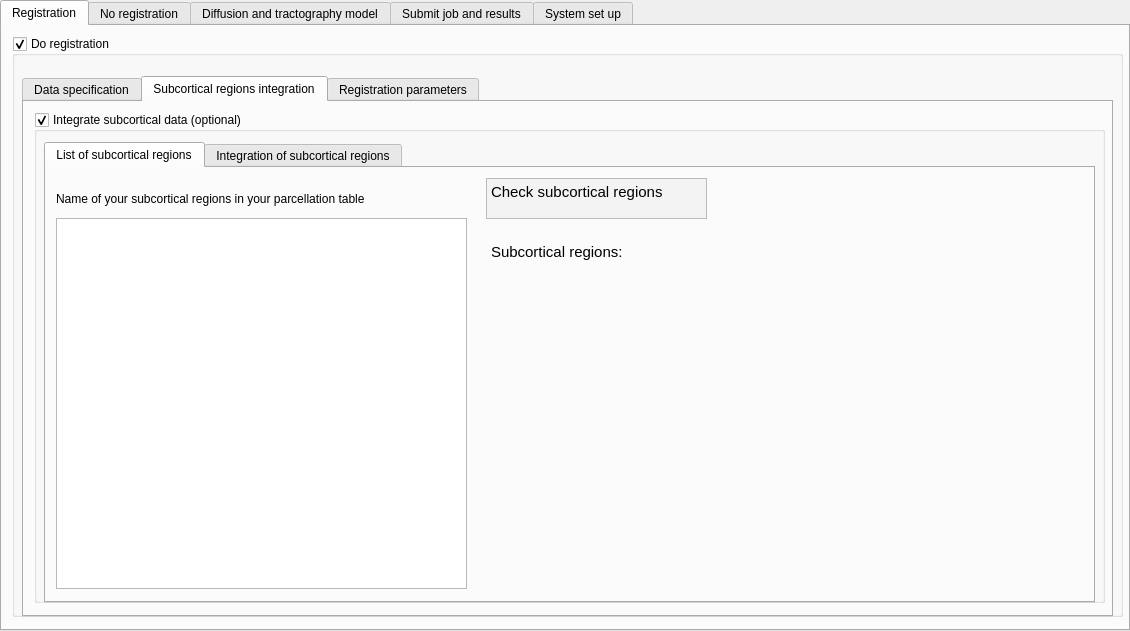
This is interface_tab.ui in HZBCPP/CONTINUITY-lite as Qt 5 draws it before an edit. The edited form follows.
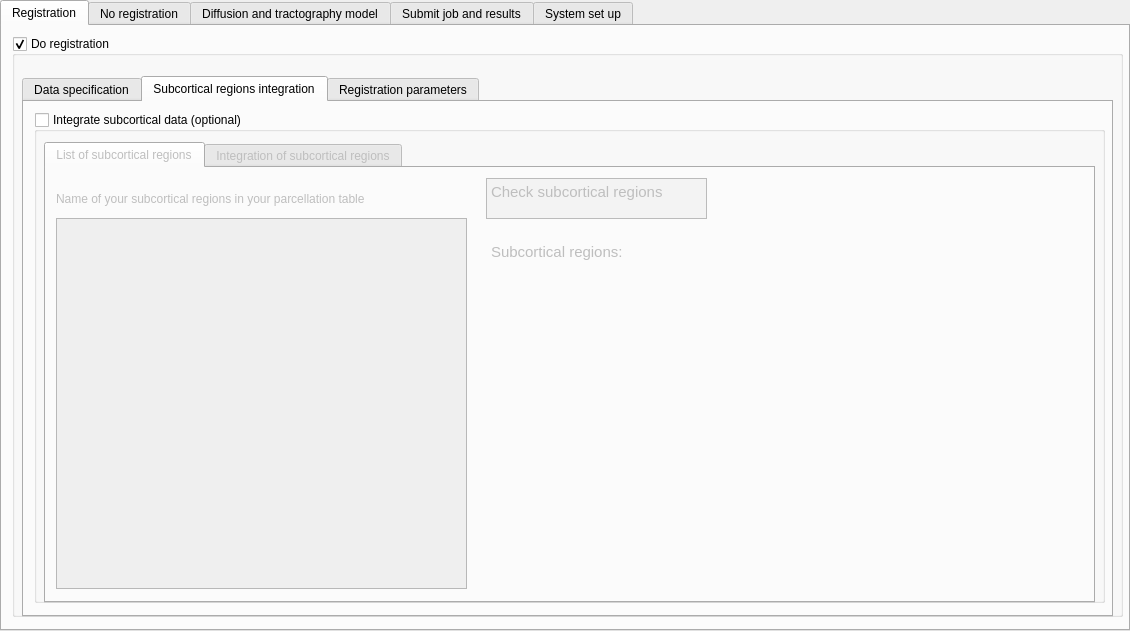
This is the edited form. The open tabs and pages were chosen to show the change.

Patch:
```diff
--- a/interface_tab.ui
+++ b/interface_tab.ui
@@ -1224,7 +1224,7 @@
         <bool>true</bool>
        </property>
        <property name="checked">
-        <bool>true</bool>
+        <bool>false</bool>
        </property>
        <widget class="QTabWidget" name="tabWidget_8">
         <property name="geometry">
```
Left out of the diff: 12 changed lines with no effect on the pictures.
